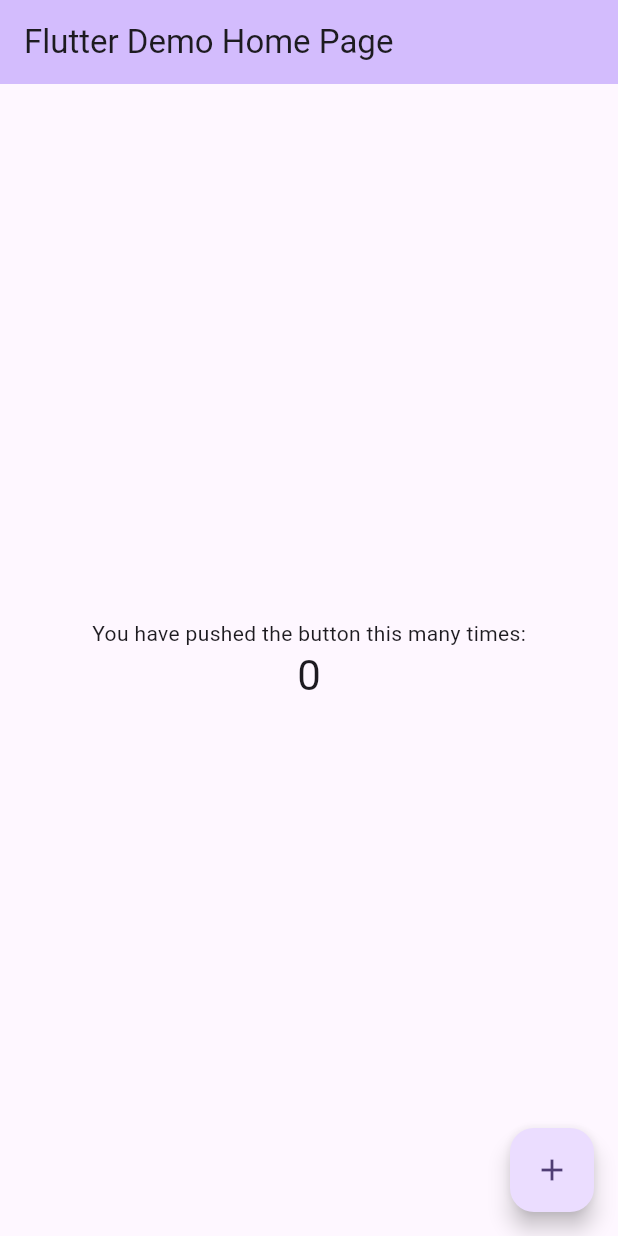
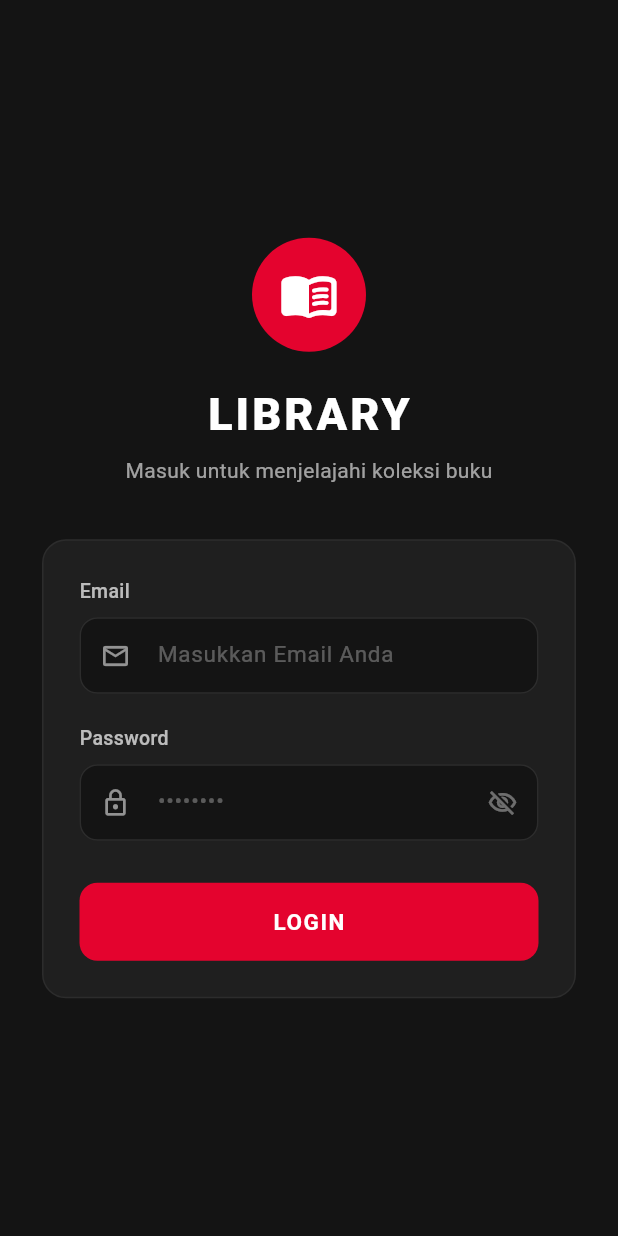
Before and after one commit to dndraamy/book-library-app, a Flutter app: the screen it shows after launch, on a phone screen of 412 x 824 dp. Run offline on Flutter 3.47's test engine with Material 3 defaults, Android fonts, the phone set to English and light mode, and no system bars.

Commit message:
feat: implement login page

```diff
--- /dev/null
+++ b/lib/login_page.dart
@@ -0,0 +1,306 @@
+// lib/login_page.dart
+import 'package:flutter/material.dart';
+
+import 'library_page.dart';
+
+class LoginPage extends StatefulWidget {
+  const LoginPage({super.key});
+
+  @override
+  State<LoginPage> createState() => _LoginPageState();
+}
+
+class _LoginPageState extends State<LoginPage> {
+  final _formKey = GlobalKey<FormState>();
+  final TextEditingController _emailController = TextEditingController();
+  final TextEditingController _passwordController = TextEditingController();
+
+  bool _obscurePassword = true;
+  bool _isLoading = false;
+  String? _errorMessage;
+
+  static const String _dummyEmail = "dian@gmail.com";
+  static const String _dummyPassword = "password123";
+
+  static const Color _bgColor = Color(0xFF141414);
+  static const Color _surfaceColor = Color(0xFF1F1F1F);
+  static const Color _primaryRed = Color(0xFFE4032E);
+  static const Color _borderColor = Color(0xFF2C2C2C);
+
+  @override
+  void dispose() {
+    _emailController.dispose();
+    _passwordController.dispose();
+    super.dispose();
+  }
+
+  void _handleLogin() async {
+    setState(() {
+      _errorMessage = null;
+    });
+
+    if (!_formKey.currentState!.validate()) return;
+
+    setState(() => _isLoading = true);
+
+    await Future.delayed(const Duration(milliseconds: 500));
+
+    final email = _emailController.text.trim();
+    final password = _passwordController.text.trim();
+
+    if (email == _dummyEmail && password == _dummyPassword) {
+      if (!mounted) return;
+      Navigator.pushReplacement(
+        context,
+        MaterialPageRoute(builder: (_) => const LibraryPage()),
+      );
+    } else {
+      setState(() {
+        _isLoading = false;
+        _errorMessage = "Email atau password tidak sesuai";
+      });
+    }
+  }
+
+  @override
+  Widget build(BuildContext context) {
+    return Scaffold(
+      backgroundColor: _bgColor,
+      body: SafeArea(
+        child: Center(
+          child: SingleChildScrollView(
+            padding: const EdgeInsets.symmetric(horizontal: 28, vertical: 40),
+            child: Column(
+              mainAxisAlignment: MainAxisAlignment.center,
+              children: [
+                // Icon
+                Container(
+                  padding: const EdgeInsets.all(18),
+                  decoration: BoxDecoration(
+                    color: _primaryRed,
+                    shape: BoxShape.circle,
+                  ),
+                  child: const Icon(
+                    Icons.menu_book_rounded,
+                    size: 40,
+                    color: Colors.white,
+                  ),
+                ),
+                const SizedBox(height: 20),
+                const Text(
+                  "LIBRARY",
+                  style: TextStyle(
+                    fontSize: 30,
+                    fontWeight: FontWeight.w800,
+                    color: Colors.white,
+                    letterSpacing: 2,
+                  ),
+                ),
+                const SizedBox(height: 6),
+                const Text(
+                  "Masuk untuk menjelajahi koleksi buku",
+                  style: TextStyle(fontSize: 14, color: Colors.white60),
+                ),
+                const SizedBox(height: 36),
+
+                // Card form
+                Container(
+                  padding: const EdgeInsets.all(24),
+                  decoration: BoxDecoration(
+                    color: _surfaceColor,
+                    borderRadius: BorderRadius.circular(16),
+                    border: Border.all(color: _borderColor),
+                  ),
+                  child: Form(
+                    key: _formKey,
+                    child: Column(
+                      crossAxisAlignment: CrossAxisAlignment.start,
+                      children: [
+                        _buildLabel("Email"),
+                        const SizedBox(height: 8),
+                        _buildTextField(
+                          controller: _emailController,
+                          hint: "Masukkan Email Anda",
+                          icon: Icons.email_outlined,
+                          keyboardType: TextInputType.emailAddress,
+                          validator: (value) {
+                            if (value == null || value.trim().isEmpty) {
+                              return "Email tidak boleh kosong";
+                            }
+                            return null;
+                          },
+                        ),
+                        const SizedBox(height: 20),
+                        _buildLabel("Password"),
+                        const SizedBox(height: 8),
+                        _buildTextField(
+                          controller: _passwordController,
+                          hint: "••••••••",
+                          icon: Icons.lock_outline,
+                          obscureText: _obscurePassword,
+                          suffixIcon: IconButton(
+                            icon: Icon(
+                              _obscurePassword
+                                  ? Icons.visibility_off_outlined
+                                  : Icons.visibility_outlined,
+                              color: Colors.white38,
+                              size: 20,
+                            ),
+                            onPressed: () {
+                              setState(
+                                () => _obscurePassword = !_obscurePassword,
+                              );
+                            },
+                          ),
+                          validator: (value) {
+                            if (value == null || value.trim().isEmpty) {
+                              return "Password tidak boleh kosong";
+                            }
+                            return null;
+                          },
+                        ),
+
+                        // Pesan error
+                        if (_errorMessage != null) ...[
+                          const SizedBox(height: 16),
+                          Container(
+                            width: double.infinity,
+                            padding: const EdgeInsets.symmetric(
+                              horizontal: 14,
+                              vertical: 10,
+                            ),
+                            decoration: BoxDecoration(
+                              color: _primaryRed.withValues(alpha: 0.1),
+                              borderRadius: BorderRadius.circular(10),
+                              border: Border.all(
+                                color: _primaryRed.withValues(alpha: 0.5),
+                              ),
+                            ),
+                            child: Row(
+                              children: [
+                                const Icon(
+                                  Icons.error_outline,
+                                  color: _primaryRed,
+                                  size: 18,
+                                ),
+                                const SizedBox(width: 8),
+                                Expanded(
+                                  child: Text(
+                                    _errorMessage!,
+                                    style: const TextStyle(
+                                      color: _primaryRed,
+                                      fontSize: 13,
+                                    ),
+                                  ),
+                                ),
+                              ],
+                            ),
+                          ),
+                        ],
+
+                        const SizedBox(height: 28),
+
+                        // Tombol login
+                        SizedBox(
+                          width: double.infinity,
+                          height: 52,
+                          child: ElevatedButton(
+                            onPressed: _isLoading ? null : _handleLogin,
+                            style: ElevatedButton.styleFrom(
+                              backgroundColor: _primaryRed,
+                              foregroundColor: Colors.white,
+                              elevation: 0,
+                              shape: RoundedRectangleBorder(
+                                borderRadius: BorderRadius.circular(12),
+                              ),
+                            ),
+                            child: _isLoading
+                                ? const SizedBox(
+                                    width: 22,
+                                    height: 22,
+                                    child: CircularProgressIndicator(
+                                      strokeWidth: 2.4,
+                                      color: Colors.white,
+                                    ),
+                                  )
+                                : const Text(
+                                    "LOGIN",
+                                    style: TextStyle(
+                                      fontSize: 15,
+                                      fontWeight: FontWeight.w700,
+                                      letterSpacing: 1,
+                                    ),
+                                  ),
+                          ),
+                        ),
+                      ],
+                    ),
+                  ),
+                ),
+              ],
+            ),
+          ),
+        ),
+      ),
+    );
+  }
+
+  Widget _buildLabel(String text) {
+    return Text(
+      text,
+      style: const TextStyle(
+        fontSize: 13,
+        fontWeight: FontWeight.w500,
+        color: Colors.white70,
+      ),
+    );
+  }
+
+  Widget _buildTextField({
+    required TextEditingController controller,
+    required String hint,
+    required IconData icon,
+    bool obscureText = false,
+    Widget? suffixIcon,
+    TextInputType? keyboardType,
+    String? Function(String?)? validator,
+  }) {
+    return TextFormField(
+      controller: controller,
+      obscureText: obscureText,
+      keyboardType: keyboardType,
+      validator: validator,
+      style: const TextStyle(color: Colors.white, fontSize: 15),
+      cursorColor: _primaryRed,
+      decoration: InputDecoration(
+        hintText: hint,
+        hintStyle: const TextStyle(color: Colors.white30),
+        prefixIcon: Icon(icon, color: Colors.white54, size: 20),
+        suffixIcon: suffixIcon,
+        filled: true,
+        fillColor: _bgColor,
+        contentPadding: const EdgeInsets.symmetric(
+          vertical: 14,
+          horizontal: 16,
+        ),
+        border: OutlineInputBorder(
+          borderRadius: BorderRadius.circular(12),
+          borderSide: BorderSide.none,
+        ),
+        enabledBorder: OutlineInputBorder(
+          borderRadius: BorderRadius.circular(12),
+          borderSide: const BorderSide(color: _borderColor),
+        ),
+        focusedBorder: OutlineInputBorder(
+          borderRadius: BorderRadius.circular(12),
+          borderSide: const BorderSide(color: _primaryRed, width: 1.5),
+        ),
+        errorBorder: OutlineInputBorder(
+          borderRadius: BorderRadius.circular(12),
+          borderSide: const BorderSide(color: _primaryRed, width: 1.2),
+        ),
+        errorStyle: const TextStyle(fontSize: 11.5),
+      ),
+    );
+  }
+}
--- a/lib/main.dart
+++ b/lib/main.dart
@@ -1,4 +1,5 @@
 import 'package:flutter/material.dart';
+import 'login_page.dart';
 
 void main() {
   runApp(const MyApp());
@@ -7,116 +8,21 @@
 class MyApp extends StatelessWidget {
   const MyApp({super.key});
 
-  // This widget is the root of your application.
   @override
   Widget build(BuildContext context) {
     return MaterialApp(
-      title: 'Flutter Demo',
+      title: 'Library App',
+      debugShowCheckedModeBanner: false,
       theme: ThemeData(
-        // This is the theme of your application.
-        //
-        // TRY THIS: Try running your application with "flutter run". You'll see
-        // the application has a purple toolbar. Then, without quitting the app,
-        // try changing the seedColor in the colorScheme below to Colors.green
-        // and then invoke "hot reload" (save your changes or press the "hot
-        // reload" button in a Flutter-supported IDE, or press "r" if you used
-        // the command line to start the app).
-        //
-        // Notice that the counter didn't reset back to zero; the application
-        // state is not lost during the reload. To reset the state, use hot
-        // restart instead.
-        //
-        // This works for code too, not just values: Most code changes can be
-        // tested with just a hot reload.
-        colorScheme: .fromSeed(seedColor: Colors.deepPurple),
+        useMaterial3: true,
+        fontFamily: 'Roboto',
+        colorScheme: ColorScheme.fromSeed(
+          seedColor: const Color(0xFF4FD1C5),
+          brightness: Brightness.dark,
+        ),
+        scaffoldBackgroundColor: const Color(0xFF0F2027),
       ),
-      home: const MyHomePage(title: 'Flutter Demo Home Page'),
+      home: const LoginPage(),
     );
   }
 }
-
-class MyHomePage extends StatefulWidget {
-  const MyHomePage({super.key, required this.title});
-
-  // This widget is the home page of your application. It is stateful, meaning
-  // that it has a State object (defined below) that contains fields that affect
-  // how it looks.
-
-  // This class is the configuration for the state. It holds the values (in this
-  // case the title) provided by the parent (in this case the App widget) and
-  // used by the build method of the State. Fields in a Widget subclass are
-  // always marked "final".
-
-  final String title;
-
-  @override
-  State<MyHomePage> createState() => _MyHomePageState();
-}
-
-class _MyHomePageState extends State<MyHomePage> {
-  int _counter = 0;
-
-  void _incrementCounter() {
-    setState(() {
-      // This call to setState tells the Flutter framework that something has
-      // changed in this State, which causes it to rerun the build method below
-      // so that the display can reflect the updated values. If we changed
-      // _counter without calling setState(), then the build method would not be
-      // called again, and so nothing would appear to happen.
-      _counter++;
-    });
-  }
-
-  @override
-  Widget build(BuildContext context) {
-    // This method is rerun every time setState is called, for instance as done
-    // by the _incrementCounter method above.
-    //
-    // The Flutter framework has been optimized to make rerunning build methods
-    // fast, so that you can just rebuild anything that needs updating rather
-    // than having to individually change instances of widgets.
-    return Scaffold(
-      appBar: AppBar(
-        // TRY THIS: Try changing the color here to a specific color (to
-        // Colors.amber, perhaps?) and trigger a hot reload to see the AppBar
-        // change color while the other colors stay the same.
-        backgroundColor: Theme.of(context).colorScheme.inversePrimary,
-        // Here we take the value from the MyHomePage object that was created by
-        // the App.build method, and use it to set our appbar title.
-        title: Text(widget.title),
-      ),
-      body: Center(
-        // Center is a layout widget. It takes a single child and positions it
-        // in the middle of the parent.
-        child: Column(
-          // Column is also a layout widget. It takes a list of children and
-          // arranges them vertically. By default, it sizes itself to fit its
-          // children horizontally, and tries to be as tall as its parent.
-          //
-          // Column has various properties to control how it sizes itself and
-          // how it positions its children. Here we use mainAxisAlignment to
-          // center the children vertically; the main axis here is the vertical
-          // axis because Columns are vertical (the cross axis would be
-          // horizontal).
-          //
-          // TRY THIS: Invoke "debug painting" (choose the "Toggle Debug Paint"
-          // action in the IDE, or press "p" in the console), to see the
-          // wireframe for each widget.
-          mainAxisAlignment: .center,
-          children: [
-            const Text('You have pushed the button this many times:'),
-            Text(
-              '$_counter',
-              style: Theme.of(context).textTheme.headlineMedium,
-            ),
-          ],
-        ),
-      ),
-      floatingActionButton: FloatingActionButton(
-        onPressed: _incrementCounter,
-        tooltip: 'Increment',
-        child: const Icon(Icons.add),
-      ),
-    );
-  }
-}
```
Also changed, not shown: lib/bookModels.dart (added, +149 -0 lines), lib/library_page.dart (added, +10 -0 lines).
